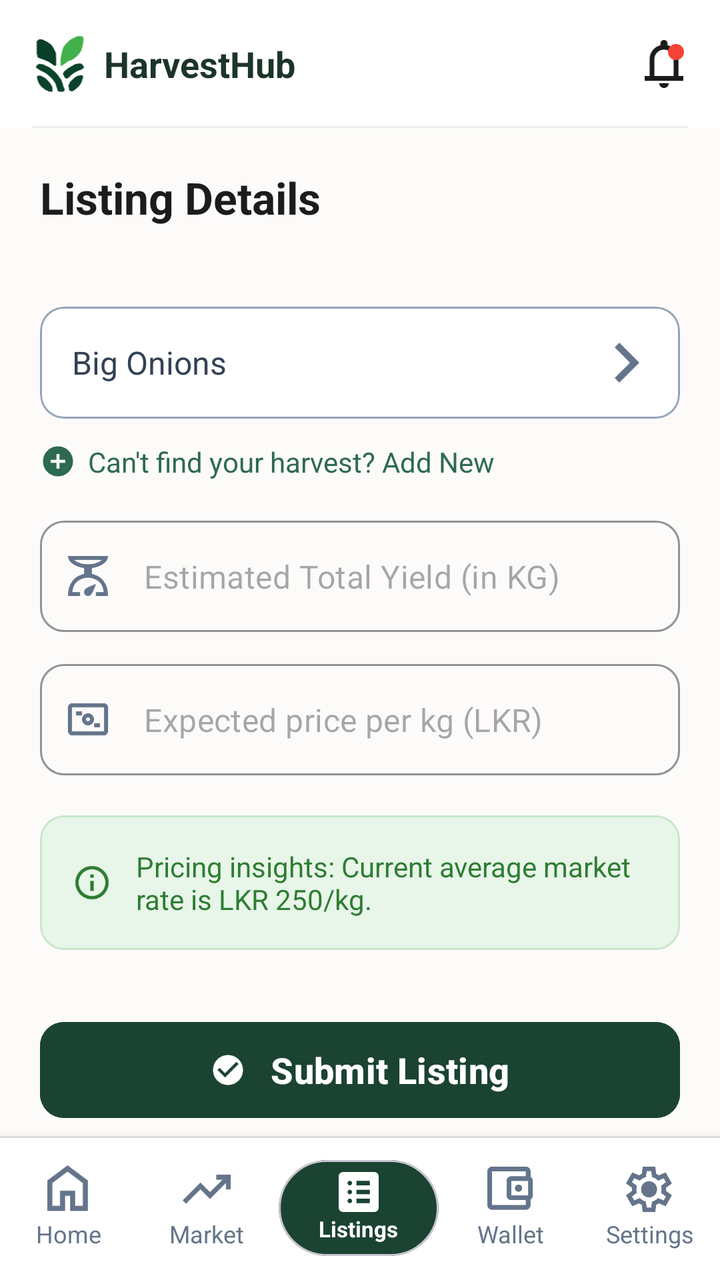
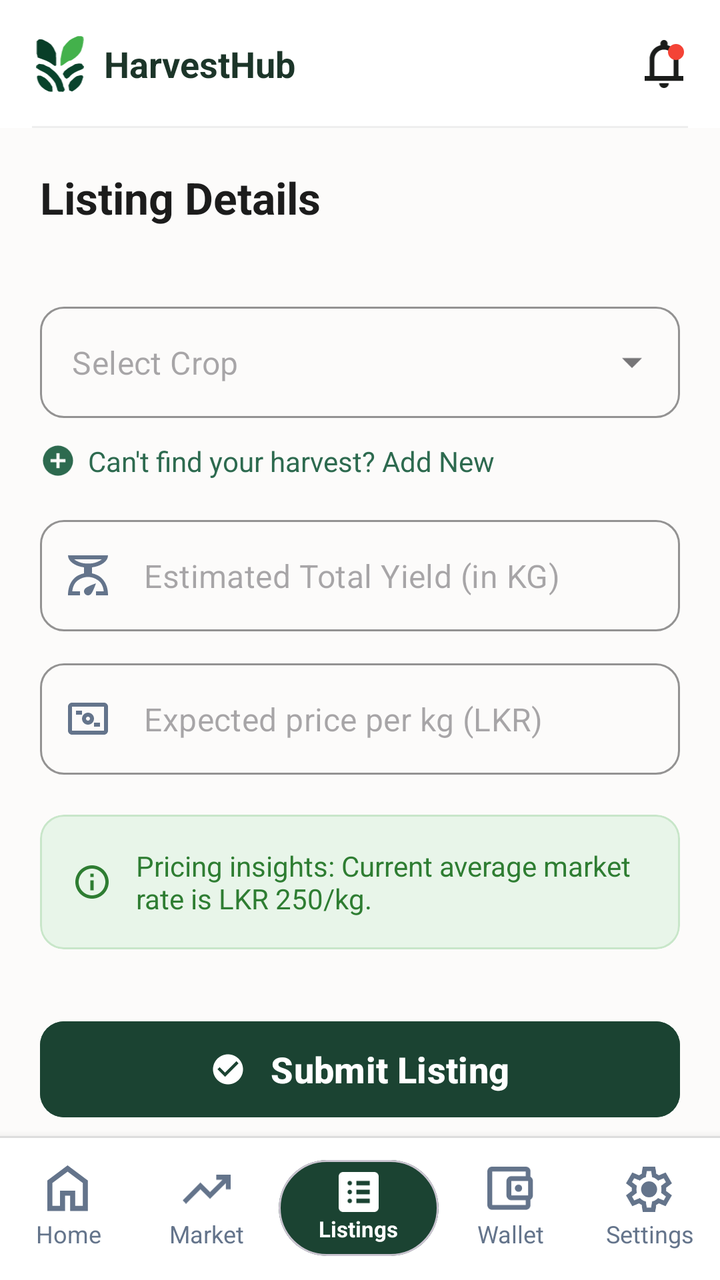

Screens rendered from an Android XML layout before and after an edit, with the pre-edit source and the edit as a unified diff.
<!-- AndroidManifest.xml: application theme Theme.HarvestHubMobile -->
<!-- res/layout/activity_listing_details.xml -->
<?xml version="1.0" encoding="utf-8"?>
<androidx.constraintlayout.widget.ConstraintLayout xmlns:android="http://schemas.android.com/apk/res/android"
    xmlns:app="http://schemas.android.com/apk/res-auto"
    xmlns:tools="http://schemas.android.com/tools"
    android:layout_width="match_parent"
    android:layout_height="match_parent"
    android:background="#FCFBFA">

    
    <RelativeLayout
        android:id="@+id/topAppBar"
        android:layout_width="match_parent"
        android:layout_height="64dp"
        android:background="@color/white"
        android:paddingHorizontal="16dp"
        app:layout_constraintTop_toTopOf="parent">

        <LinearLayout
            android:layout_width="wrap_content"
            android:layout_height="wrap_content"
            android:layout_centerVertical="true"
            android:gravity="center_vertical"
            android:orientation="horizontal">

            <ImageView
                android:layout_width="28dp"
                android:layout_height="28dp"
                android:src="@drawable/ic_harvesthub_logo"
                tools:ignore="ContentDescription" />

            <TextView
                android:layout_width="wrap_content"
                android:layout_height="wrap_content"
                android:layout_marginStart="8dp"
                android:text="HarvestHub"
                android:textColor="#1C3529"
                android:textSize="18sp"
                android:textStyle="bold" />
        </LinearLayout>

        <FrameLayout
            android:layout_width="wrap_content"
            android:layout_height="wrap_content"
            android:layout_alignParentEnd="true"
            android:layout_centerVertical="true">

            <ImageView
                android:layout_width="24dp"
                android:layout_height="24dp"
                android:src="@drawable/ic_bell"
                app:tint="#1A1C1A"
                tools:ignore="ContentDescription" />

            <View
                android:layout_width="8dp"
                android:layout_height="8dp"
                android:layout_gravity="top|end"
                android:layout_marginTop="2dp"
                android:layout_marginEnd="2dp"
                android:background="@drawable/badge_dot" />
        </FrameLayout>

        <View
            android:layout_width="match_parent"
            android:layout_height="1dp"
            android:layout_alignParentBottom="true"
            android:background="#EEEEEE" />
    </RelativeLayout>

    <androidx.core.widget.NestedScrollView
        android:layout_width="match_parent"
        android:layout_height="0dp"
        android:clipToPadding="false"
        android:paddingBottom="80dp"
        app:layout_constraintBottom_toTopOf="@id/bottomNavCustom"
        app:layout_constraintTop_toBottomOf="@id/topAppBar">

        <LinearLayout
            android:layout_width="match_parent"
            android:layout_height="wrap_content"
            android:orientation="vertical"
            android:padding="20dp">

            <TextView
                android:layout_width="wrap_content"
                android:layout_height="wrap_content"
                android:text="Listing Details"
                android:textColor="#1C1C1C"
                android:textSize="22sp"
                android:textStyle="bold" />

            <androidx.recyclerview.widget.RecyclerView
                android:id="@+id/rvPhotos"
                android:layout_width="match_parent"
                android:layout_height="wrap_content"
                android:layout_marginTop="20dp"
                android:orientation="horizontal"
                app:layoutManager="androidx.recyclerview.widget.LinearLayoutManager"
                tools:listitem="@layout/item_photo_thumbnail" />

            
            <com.google.android.material.card.MaterialCardView
                android:layout_width="match_parent"
                android:layout_height="56dp"
                android:layout_marginTop="20dp"
                app:cardBackgroundColor="@color/white"
                app:cardCornerRadius="12dp"
                app:cardElevation="0dp"
                app:strokeColor="#94A3B8"
                app:strokeWidth="1dp">

                <RelativeLayout
                    android:layout_width="match_parent"
                    android:layout_height="match_parent"
                    android:paddingHorizontal="16dp">

                    <TextView
                        android:id="@+id/tvSelectedCrop"
                        android:layout_width="wrap_content"
                        android:layout_height="wrap_content"
                        android:layout_centerVertical="true"
                        android:text="Big Onions"
                        android:textColor="#334155"
                        android:textSize="16sp" />

                    <ImageView
                        android:layout_width="20dp"
                        android:layout_height="20dp"
                        android:layout_alignParentEnd="true"
                        android:layout_centerVertical="true"
                        android:src="@drawable/arrow_icon"
                        app:tint="#64748B" />
                </RelativeLayout>
            </com.google.android.material.card.MaterialCardView>

            
            <LinearLayout
                android:id="@+id/tvAddNewCrop"
                android:layout_width="wrap_content"
                android:layout_height="wrap_content"
                android:layout_marginTop="12dp"
                android:gravity="center_vertical"
                android:clickable="true"
                android:focusable="true">

                <ImageView
                    android:layout_width="18dp"
                    android:layout_height="18dp"
                    android:src="@drawable/ic_add_circle"
                    app:tint="#2D6A4F" />

                <TextView
                    android:layout_width="wrap_content"
                    android:layout_height="wrap_content"
                    android:layout_marginStart="6dp"
                    android:text="Can't find your harvest? Add New"
                    android:textColor="#2D6A4F"
                    android:textSize="14sp" />
            </LinearLayout>

            
            <com.google.android.material.textfield.TextInputLayout
                android:id="@+id/tilYield"
                style="@style/Widget.MaterialComponents.TextInputLayout.OutlinedBox"
                android:layout_width="match_parent"
                android:layout_height="wrap_content"
                android:layout_marginTop="20dp"
                app:boxCornerRadiusBottomEnd="12dp"
                app:boxCornerRadiusBottomStart="12dp"
                app:boxCornerRadiusTopEnd="12dp"
                app:boxCornerRadiusTopStart="12dp"
                app:startIconDrawable="@drawable/ic_yield"
                app:startIconTint="#64748B"
                app:hintEnabled="false"
                app:boxStrokeColor="#94A3B8">

                <com.google.android.material.textfield.TextInputEditText
                    android:id="@+id/etYield"
                    android:layout_width="match_parent"
                    android:layout_height="wrap_content"
                    android:hint="Estimated Total Yield (in KG)"
                    android:inputType="numberDecimal"
                    android:textColor="#1E293B"
                    android:textSize="16sp" />
            </com.google.android.material.textfield.TextInputLayout>

            
            <com.google.android.material.textfield.TextInputLayout
                android:id="@+id/tilPrice"
                style="@style/Widget.MaterialComponents.TextInputLayout.OutlinedBox"
                android:layout_width="match_parent"
                android:layout_height="wrap_content"
                android:layout_marginTop="16dp"
                app:boxCornerRadiusBottomEnd="12dp"
                app:boxCornerRadiusBottomStart="12dp"
                app:boxCornerRadiusTopEnd="12dp"
                app:boxCornerRadiusTopStart="12dp"
                app:startIconDrawable="@drawable/ic_price"
                app:startIconTint="#64748B"
                app:hintEnabled="false"
                app:boxStrokeColor="#94A3B8">

                <com.google.android.material.textfield.TextInputEditText
                    android:id="@+id/etPrice"
                    android:layout_width="match_parent"
                    android:layout_height="wrap_content"
                    android:hint="Expected price per kg (LKR)"
                    android:inputType="numberDecimal"
                    android:textColor="#1E293B"
                    android:textSize="16sp" />
            </com.google.android.material.textfield.TextInputLayout>

            
            <com.google.android.material.card.MaterialCardView
                android:layout_width="match_parent"
                android:layout_height="wrap_content"
                android:layout_marginTop="20dp"
                app:cardBackgroundColor="#E8F5E9"
                app:cardCornerRadius="12dp"
                app:cardElevation="0dp"
                app:strokeColor="#C8E6C9"
                app:strokeWidth="1dp">

                <LinearLayout
                    android:layout_width="match_parent"
                    android:layout_height="wrap_content"
                    android:gravity="center_vertical"
                    android:orientation="horizontal"
                    android:padding="16dp">

                    <ImageView
                        android:layout_width="20dp"
                        android:layout_height="20dp"
                        android:src="@drawable/ic_info"
                        app:tint="#2E7D32" />

                    <TextView
                        android:id="@+id/tvPricingInsight"
                        android:layout_width="wrap_content"
                        android:layout_height="wrap_content"
                        android:layout_marginStart="12dp"
                        android:text="Pricing insights: Current average market rate is LKR 250/kg."
                        android:textColor="#2E7D32"
                        android:textSize="14sp" />
                </LinearLayout>
            </com.google.android.material.card.MaterialCardView>

            
            <com.google.android.material.button.MaterialButton
                android:id="@+id/btnSubmit"
                android:layout_width="match_parent"
                android:layout_height="56dp"
                android:layout_marginTop="32dp"
                android:backgroundTint="#1B4332"
                android:text="Submit Listing"
                android:textAllCaps="false"
                android:textColor="@color/white"
                android:textSize="18sp"
                android:textStyle="bold"
                app:cornerRadius="12dp"
                app:icon="@drawable/ic_check_circle"
                app:iconGravity="textStart"
                app:iconPadding="12dp"
                app:iconTint="@color/white" />

            <ProgressBar
                android:id="@+id/progressBar"
                android:layout_width="wrap_content"
                android:layout_height="wrap_content"
                android:layout_gravity="center"
                android:layout_marginTop="16dp"
                android:visibility="gone" />

        </LinearLayout>
    </androidx.core.widget.NestedScrollView>

    
    <RelativeLayout
        android:id="@+id/bottomNavCustom"
        android:layout_width="match_parent"
        android:layout_height="72dp"
        android:background="@color/white"
        android:elevation="8dp"
        app:layout_constraintBottom_toBottomOf="parent">

        <View
            android:layout_width="match_parent"
            android:layout_height="1dp"
            android:background="#DDDDDD" />

        <LinearLayout
            android:layout_width="match_parent"
            android:layout_height="match_parent"
            android:orientation="horizontal"
            android:gravity="center_vertical">

            
            <LinearLayout
                android:layout_width="0dp"
                android:layout_height="match_parent"
                android:layout_weight="1"
                android:gravity="center"
                android:orientation="vertical">
                <ImageView
                    android:layout_width="24dp"
                    android:layout_height="24dp"
                    android:src="@drawable/ic_home_bottom_bar"
                    app:tint="#64748B" />
                <TextView
                    android:layout_width="wrap_content"
                    android:layout_height="wrap_content"
                    android:text="Home"
                    android:textColor="#64748B"
                    android:textSize="12sp"
                    android:layout_marginTop="2dp" />
            </LinearLayout>

            
            <LinearLayout
                android:layout_width="0dp"
                android:layout_height="match_parent"
                android:layout_weight="1"
                android:gravity="center"
                android:orientation="vertical">
                <ImageView
                    android:layout_width="24dp"
                    android:layout_height="24dp"
                    android:src="@drawable/ic_market_icon_bottom_bar"
                    app:tint="#64748B" />
                <TextView
                    android:layout_width="wrap_content"
                    android:layout_height="wrap_content"
                    android:text="Market"
                    android:textColor="#64748B"
                    android:textSize="12sp"
                    android:layout_marginTop="2dp" />
            </LinearLayout>

            
            <LinearLayout
                android:layout_width="0dp"
                android:layout_height="match_parent"
                android:layout_weight="1.2"
                android:gravity="center">

                <com.google.android.material.card.MaterialCardView
                    android:layout_width="80dp"
                    android:layout_height="48dp"
                    app:cardBackgroundColor="#1B4332"
                    app:cardCornerRadius="24dp"
                    app:cardElevation="0dp">

                    <LinearLayout
                        android:layout_width="match_parent"
                        android:layout_height="match_parent"
                        android:orientation="vertical"
                        android:gravity="center">

                        <ImageView
                            android:layout_width="20dp"
                            android:layout_height="20dp"
                            android:src="@drawable/ic_listings_icon_bottom_bar"
                            app:tint="@color/white" />

                        <TextView
                            android:layout_width="wrap_content"
                            android:layout_height="wrap_content"
                            android:text="Listings"
                            android:textColor="@color/white"
                            android:textSize="11sp"
                            android:textStyle="bold"
                            android:layout_marginTop="1dp" />
                    </LinearLayout>
                </com.google.android.material.card.MaterialCardView>
            </LinearLayout>

            
            <LinearLayout
                android:layout_width="0dp"
                android:layout_height="match_parent"
                android:layout_weight="1"
                android:gravity="center"
                android:orientation="vertical">
                <ImageView
                    android:layout_width="24dp"
                    android:layout_height="24dp"
                    android:src="@drawable/ic_wallet_bottom_bar"
                    app:tint="#64748B" />
                <TextView
                    android:layout_width="wrap_content"
                    android:layout_height="wrap_content"
                    android:text="Wallet"
                    android:textColor="#64748B"
                    android:textSize="12sp"
                    android:layout_marginTop="2dp" />
            </LinearLayout>

            
            <LinearLayout
                android:layout_width="0dp"
                android:layout_height="match_parent"
                android:layout_weight="1"
                android:gravity="center"
                android:orientation="vertical">
                <ImageView
                    android:layout_width="24dp"
                    android:layout_height="24dp"
                    android:src="@drawable/ic_settings_bottom_bar"
                    app:tint="#64748B" />
                <TextView
                    android:layout_width="wrap_content"
                    android:layout_height="wrap_content"
                    android:text="Settings"
                    android:textColor="#64748B"
                    android:textSize="12sp"
                    android:layout_marginTop="2dp" />
            </LinearLayout>
        </LinearLayout>
    </RelativeLayout>

</androidx.constraintlayout.widget.ConstraintLayout>
<!-- res/layout/item_photo_thumbnail.xml (included above) -->
<?xml version="1.0" encoding="utf-8"?>
<FrameLayout xmlns:android="http://schemas.android.com/apk/res/android"
    android:layout_width="72dp"
    android:layout_height="72dp"
    android:layout_marginEnd="8dp">

    <ImageView
        android:id="@+id/ivThumbnail"
        android:layout_width="match_parent"
        android:layout_height="match_parent"
        android:scaleType="centerCrop"
        android:background="@drawable/bg_dashed_border"
        android:padding="20dp"
        android:src="@drawable/ic_plus_chat"
        android:contentDescription="Photo Thumbnail" />

</FrameLayout>
<!-- resources referenced by this layout -->
<resources>
  <color name="white">#FFFFFFFF</color>
  <!-- drawable arrow_icon (drawable) -->
  <vector xmlns:android="http://schemas.android.com/apk/res/android"
      android:width="8dp"
      android:height="12dp"
      android:viewportWidth="8"
      android:viewportHeight="12">
      <path
          android:fillColor="#717973"
          android:pathData="M4.6,6L0,1.4L1.4,0L7.4,6L1.4,12L0,10.6L4.6,6Z" />
  </vector>
  <!-- drawable badge_dot (drawable) -->
  <?xml version="1.0" encoding="utf-8"?>
  <shape xmlns:android="http://schemas.android.com/apk/res/android"
      android:shape="oval">
      <solid android:color="#F44336" />
      <size android:width="8dp" android:height="8dp" />
  </shape>
  <!-- drawable bg_dashed_border (drawable) -->
  <?xml version="1.0" encoding="utf-8"?>
  <shape xmlns:android="http://schemas.android.com/apk/res/android">
      <corners android:radius="8dp" />
      <stroke
          android:width="1dp"
          android:color="#BDBDBD"
          android:dashWidth="4dp"
          android:dashGap="4dp" />
  </shape>
  <!-- drawable ic_add_circle (drawable) -->
  <vector xmlns:android="http://schemas.android.com/apk/res/android"
      android:width="24dp"
      android:height="24dp"
      android:viewportWidth="24"
      android:viewportHeight="24">
      <path
          android:fillColor="#000000"
          android:pathData="M12,2C6.48,2 2,6.48 2,12s4.48,10 10,10s10,-4.48 10,-10S17.52,2 12,2zM17,13h-4v4h-2v-4H7v-2h4V7h2v4h4V13z"/>
  </vector>
  <!-- drawable ic_check_circle (drawable) -->
  <vector xmlns:android="http://schemas.android.com/apk/res/android"
      android:width="24dp"
      android:height="24dp"
      android:viewportWidth="24"
      android:viewportHeight="24">
      <path
          android:fillColor="@android:color/black"
          android:pathData="M12,2C6.48,2 2,6.48 2,12s4.48,10 10,10 10,-4.48 10,-10S17.52,2 12,2zm-2,15l-5,-5 1.41,-1.41L10,14.17l7.59,-7.59L19,8l-9,9z" />
  </vector>
  <!-- drawable ic_home_bottom_bar (drawable) -->
  <vector xmlns:android="http://schemas.android.com/apk/res/android"
      android:width="16dp"
      android:height="18dp"
      android:viewportWidth="16"
      android:viewportHeight="18">
    <path
        android:fillColor="#414844"
        android:pathData="M1.9 15.2H4.75V9.5H10.45V15.2H13.3V6.65L7.6 2.375L1.9 6.65V15.2ZM0 17.1V5.7L7.6 0L15.2 5.7V17.1H8.55V11.4H6.65V17.1H0Z"/>
  </vector>
  <!-- drawable ic_info (drawable) -->
  <?xml version="1.0" encoding="utf-8"?>
  <vector xmlns:android="http://schemas.android.com/apk/res/android"
      android:width="24dp"
      android:height="24dp"
      android:viewportWidth="24"
      android:viewportHeight="24">
      <path
          android:fillColor="#2E7D32"
          android:pathData="M12,2C6.48,2 2,6.48 2,12s4.48,10 10,10 10,-4.48 10,-10S17.52,2 12,2zM12,20c-4.41,0 -8,-3.59 -8,-8s3.59,-8 8,-8 8,3.59 8,8 -3.59,8 -8,8zM11,7h2v2h-2zM11,11h2v6h-2z" />
  </vector>
  <!-- drawable ic_market_icon_bottom_bar (drawable) -->
  <vector xmlns:android="http://schemas.android.com/apk/res/android"
      android:width="20dp"
      android:height="12dp"
      android:viewportWidth="20"
      android:viewportHeight="12">
    <path
        android:fillColor="#414844"
        android:pathData="M1.4 12L0 10.6L7.4 3.15L11.4 7.15L16.6 2H14V0H20V6H18V3.4L11.4 10L7.4 6L1.4 12Z"/>
  </vector>
  <!-- drawable ic_plus_chat (drawable) -->
  <vector xmlns:android="http://schemas.android.com/apk/res/android"
      android:width="24dp"
      android:height="24dp"
      android:viewportWidth="24"
      android:viewportHeight="24">
      <path
          android:fillColor="#000000"
          android:pathData="M19,13h-6v6h-2v-6H5v-2h6V5h2v6h6v2z"/>
  </vector>
  <style name="Theme.HarvestHubMobile" parent="Base.Theme.HarvestHubMobile" />
  <style name="Base.Theme.HarvestHubMobile" parent="Theme.Material3.DayNight.NoActionBar">
          
          <item name="colorPrimary">@color/primary_green</item>
          <item name="android:statusBarColor">@color/white</item>
          <item name="android:fontFamily">@font/plus_jakarta_sans</item>
      </style>
  <color name="primary_green">#2D5A27</color>
  <!-- unchanged entries left out for length: 7 -->
</resources>

<!-- the commit's change to res/layout/activity_listing_details.xml (unified diff, before → after) -->
@@ -99,39 +99,29 @@
                 tools:listitem="@layout/item_photo_thumbnail" />
 
             
-            <com.google.android.material.card.MaterialCardView
-                android:layout_width="match_parent"
-                android:layout_height="56dp"
+            <com.google.android.material.textfield.TextInputLayout
+                android:id="@+id/tilCropDropdown"
+                style="@style/Widget.MaterialComponents.TextInputLayout.OutlinedBox.ExposedDropdownMenu"
+                android:layout_width="match_parent"
+                android:layout_height="wrap_content"
                 android:layout_marginTop="20dp"
-                app:cardBackgroundColor="@color/white"
-                app:cardCornerRadius="12dp"
-                app:cardElevation="0dp"
-                app:strokeColor="#94A3B8"
-                app:strokeWidth="1dp">
-
-                <RelativeLayout
+                app:boxCornerRadiusBottomEnd="12dp"
+                app:boxCornerRadiusBottomStart="12dp"
+                app:boxCornerRadiusTopEnd="12dp"
+                app:boxCornerRadiusTopStart="12dp"
+                app:hintEnabled="false"
+                app:boxStrokeColor="#94A3B8">
+
+                <AutoCompleteTextView
+                    android:id="@+id/actvCrop"
                     android:layout_width="match_parent"
-                    android:layout_height="match_parent"
-                    android:paddingHorizontal="16dp">
-
-                    <TextView
-                        android:id="@+id/tvSelectedCrop"
-                        android:layout_width="wrap_content"
-                        android:layout_height="wrap_content"
-                        android:layout_centerVertical="true"
-                        android:text="Big Onions"
-                        android:textColor="#334155"
-                        android:textSize="16sp" />
-
-                    <ImageView
-                        android:layout_width="20dp"
-                        android:layout_height="20dp"
-                        android:layout_alignParentEnd="true"
-                        android:layout_centerVertical="true"
-                        android:src="@drawable/arrow_icon"
-                        app:tint="#64748B" />
-                </RelativeLayout>
-            </com.google.android.material.card.MaterialCardView>
+                    android:layout_height="wrap_content"
+                    android:hint="@string/select_crop"
+                    android:inputType="none"
+                    android:paddingHorizontal="16dp"
+                    android:textColor="#334155"
+                    android:textSize="16sp" />
+            </com.google.android.material.textfield.TextInputLayout>
 
             
             <LinearLayout
<!-- resource entries referenced after the edit -->
@@ -1,16 +1,6 @@
 <!-- resources referenced by this layout -->
 <resources>
   <color name="white">#FFFFFFFF</color>
-  <!-- drawable arrow_icon (drawable) -->
-  <vector xmlns:android="http://schemas.android.com/apk/res/android"
-      android:width="8dp"
-      android:height="12dp"
-      android:viewportWidth="8"
-      android:viewportHeight="12">
-      <path
-          android:fillColor="#717973"
-          android:pathData="M4.6,6L0,1.4L1.4,0L7.4,6L1.4,12L0,10.6L4.6,6Z" />
-  </vector>
   <!-- drawable badge_dot (drawable) -->
   <?xml version="1.0" encoding="utf-8"?>
   <shape xmlns:android="http://schemas.android.com/apk/res/android"
@@ -89,6 +79,7 @@
           android:fillColor="#000000"
           android:pathData="M19,13h-6v6h-2v-6H5v-2h6V5h2v6h6v2z"/>
   </vector>
+  <string name="select_crop">Select Crop</string>
   <style name="Theme.HarvestHubMobile" parent="Base.Theme.HarvestHubMobile" />
   <style name="Base.Theme.HarvestHubMobile" parent="Theme.Material3.DayNight.NoActionBar">
           
@@ -96,7 +87,7 @@
           <item name="android:statusBarColor">@color/white</item>
           <item name="android:fontFamily">@font/plus_jakarta_sans</item>
       </style>
-  <color name="primary_green">#2D5A27</color>
+  <color name="primary_green">#1B4332</color>
   <!-- unchanged entries left out for length: 7 -->
 </resources>
 
